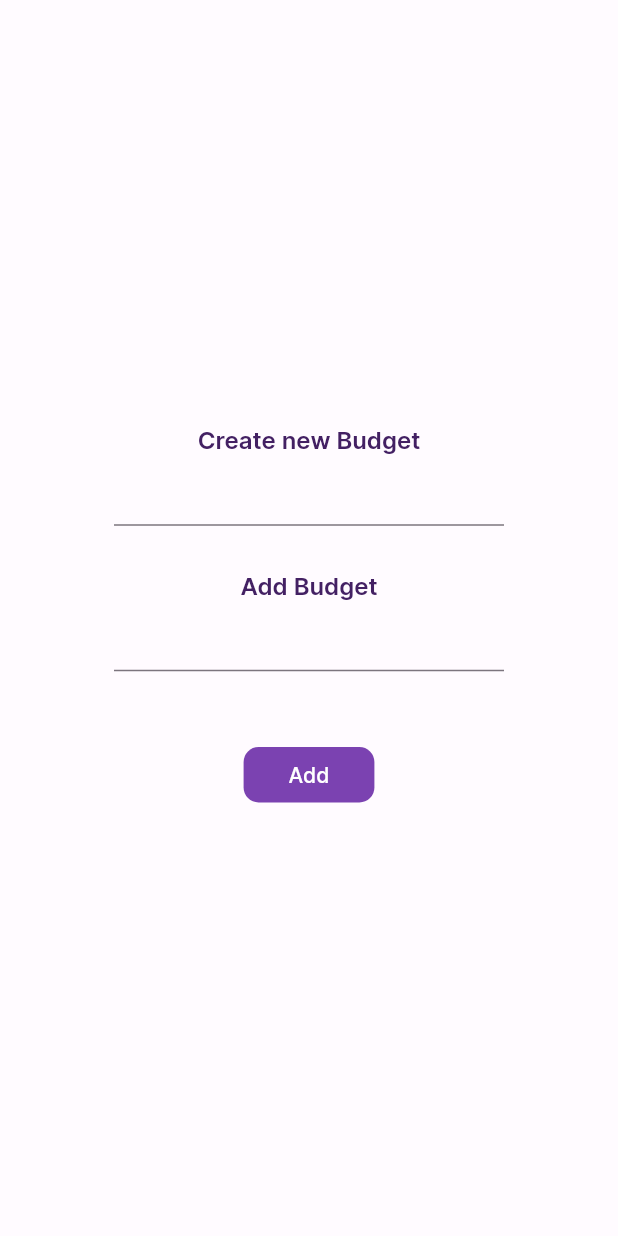
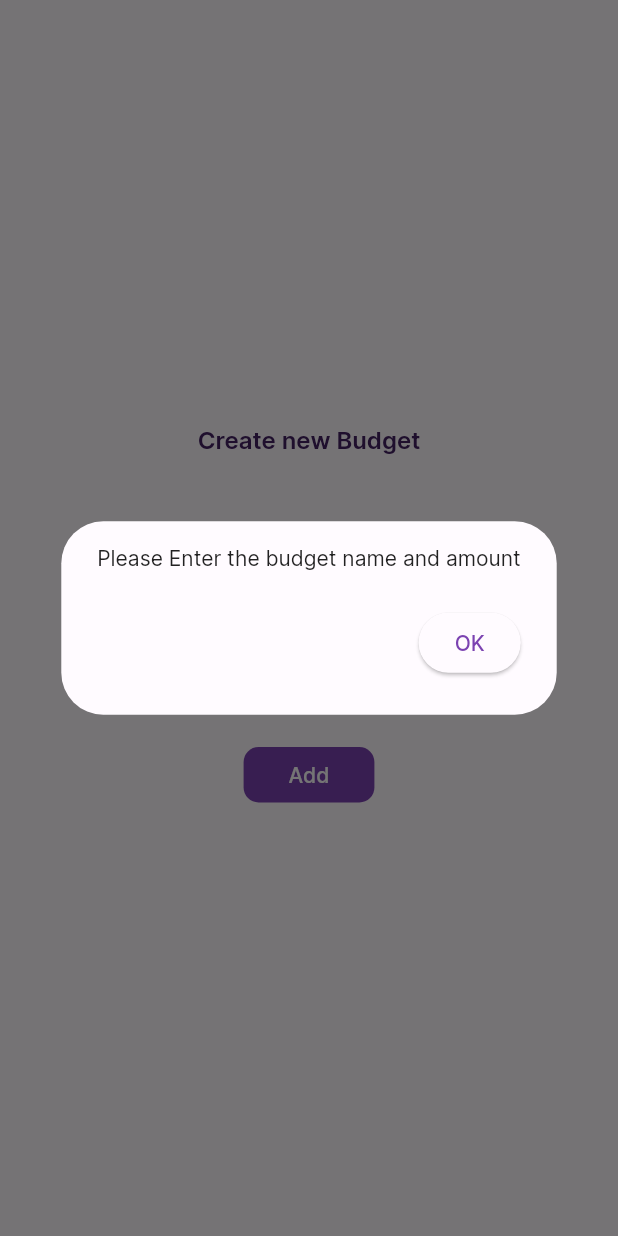
Before and after one commit to c-nandhakumar/budget_tracker, a Flutter app: the DialogWidget widget shown alone on an empty page, opened directly, after a tap on "Add", on a phone screen of 412 x 824 dp. Run offline on Flutter 3.47's test engine with Material 2 defaults, Android fonts, the phone set to English and light mode, and no system bars; our stand-ins replace flip_card, flutter_svg, syncfusion_flutter_charts; network calls fail.

Commit message:
Dialog Box Validation and List reversal / Bug Fix

```diff
--- a/lib/models/budget_model.dart
+++ b/lib/models/budget_model.dart
@@ -16,7 +16,9 @@ class Budget {
   factory Budget.fromJson(Map<String, dynamic> json) => Budget(
         user: User.fromJson(json["user"]),
         budgets: List<BudgetElement>.from(
-            json["budgets"].map((x) => BudgetElement.fromJson(x))),
+                json["budgets"].map((x) => BudgetElement.fromJson(x)))
+            .reversed
+            .toList(),
       );
 
   Map<String, dynamic> toJson() => {
--- a/lib/provider/app_provider.dart
+++ b/lib/provider/app_provider.dart
@@ -21,16 +21,16 @@ class BackEndProvider with ChangeNotifier {
   List<Categories>? categories;
   List<Expenses>? expenses;
 
-  Future<Budget> getBudget(){
+  Future<Budget> getBudget() {
     return budget as Future<Budget>;
   }
 
   Map<String, dynamic>? categoriesPriceJson;
   List<Map<String, int>> categoriesPriceList = [];
 
-  String? selectedBudget = "Jan2023";
-  String? selectedInsights = "Jan2023";
-  int selectedBudgetIndex = 0;
+  String? selectedBudget;
+  String? selectedInsights;
+  int? selectedBudgetIndex;
 
   void setSelectedBudget(String selectedBudget) {
     this.selectedBudget = selectedBudget;
@@ -71,7 +71,8 @@ class BackEndProvider with ChangeNotifier {
 
   void setBudgets(String payload) {
     budget = budgetFromJson(payload);
-    selectedBudget = budget!.budgets[0].budgetname;
+    selectedBudgetIndex = 0;
+    selectedBudget = budget!.budgets[selectedBudgetIndex!].budgetname;
     notifyListeners();
   }
 
--- a/lib/widgets/dialog_widget.dart
+++ b/lib/widgets/dialog_widget.dart
@@ -26,7 +26,7 @@ class _DialogWidgetState extends State<DialogWidget> {
       String budgetname = _namecontroller.text;
       String budgetamount = _costcontroller.text;
       String time = DateTime.now().toIso8601String();
-
+      if (budgetname.isNotEmpty && budgetamount.isNotEmpty) {
         var res = await http.post(
           Uri.parse("$SERVER_URL/budgets"),
           headers: {
@@ -40,11 +40,26 @@ class _DialogWidgetState extends State<DialogWidget> {
             "budgetcreated": time
           }),
         );
-      print(res.body);
+        //print(res.body);
         Navigator.of(context).pop();
         // ignore: use_build_context_synchronously
         final provider = Provider.of<BackEndProvider>(context, listen: false);
         getBudgetData(provider);
+      } else {
+        showDialog(
+          context: context,
+          builder: (context) => AlertDialog(
+            content: Text("Please Enter the budget name and amount"),
+            actions: [
+              ElevatedButton(
+                  onPressed: () {
+                    Navigator.of(context).pop();
+                  },
+                  child: Text("OK"))
+            ],
+          ),
+        );
+      }
     }
 
     return Dialog(
--- a/lib/widgets/remaining_container_widget.dart
+++ b/lib/widgets/remaining_container_widget.dart
@@ -20,7 +20,7 @@ class _RemainingContainerState extends State<RemainingContainer> {
     final provider = Provider.of<BackEndProvider>(context, listen: false);
 
     total = getTotal(
-        provider, provider.selectedBudget!, provider.selectedBudgetIndex);
+        provider, provider.selectedBudget!, provider.selectedBudgetIndex!);
   }
 
   @override
```
Also changed, not shown: lib/widgets/category_dialog.dart (+16 -1 lines), lib/widgets/drop_down_widget.dart (+7 -28 lines), lib/widgets/flipcard_widget.dart (+30 -11 lines). Lines whose indentation alone changed are shown as unchanged.
